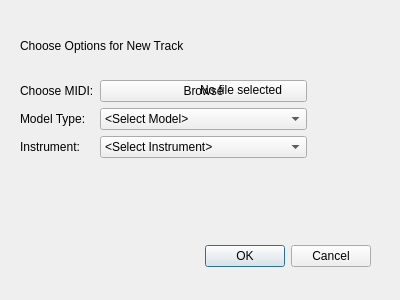
First picture: the form in Mirror/add_track.ui, repository AD98/MIR-ROR, before the edit.
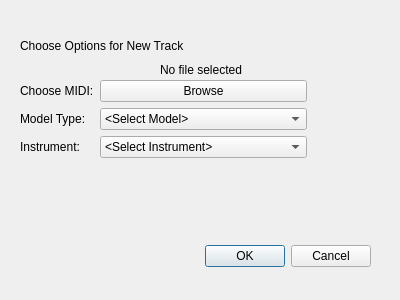
Second picture: the form after the edit.

```diff
--- a/Mirror/add_track.ui
+++ b/Mirror/add_track.ui
@@ -128,8 +128,8 @@
   <widget class="QLabel" name="file_label">
    <property name="geometry">
     <rect>
-     <x>200</x>
-     <y>80</y>
+     <x>160</x>
+     <y>60</y>
      <width>201</width>
      <height>20</height>
     </rect>
```
Left out of the diff: 10 changed lines with no effect on the pictures.
